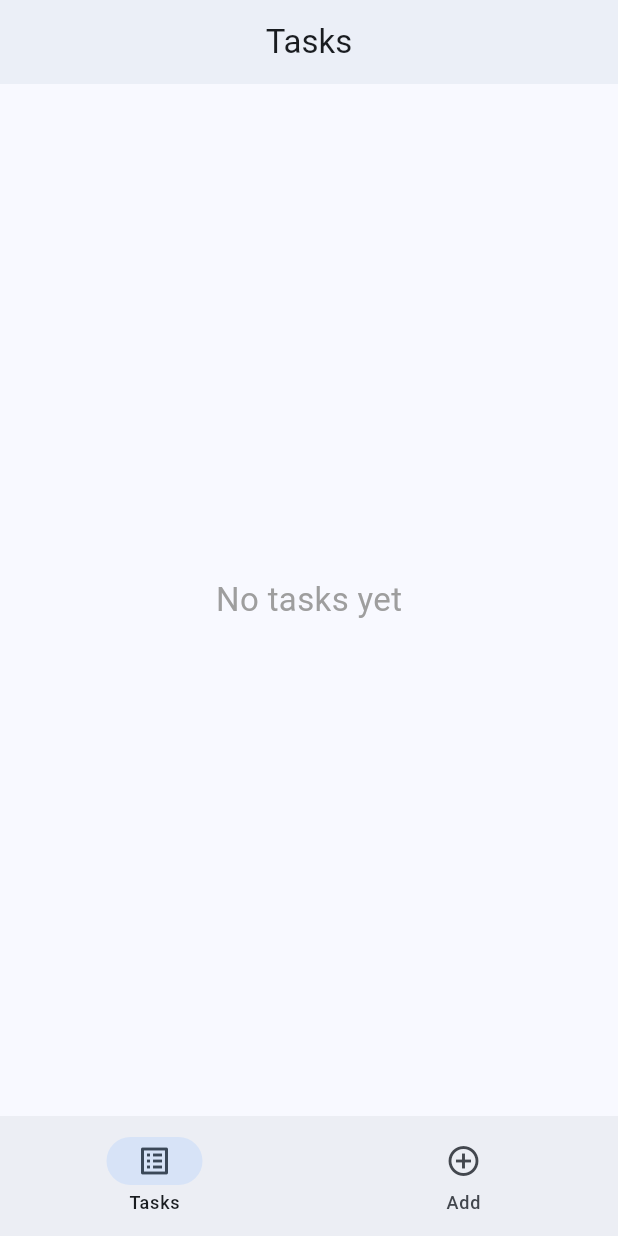
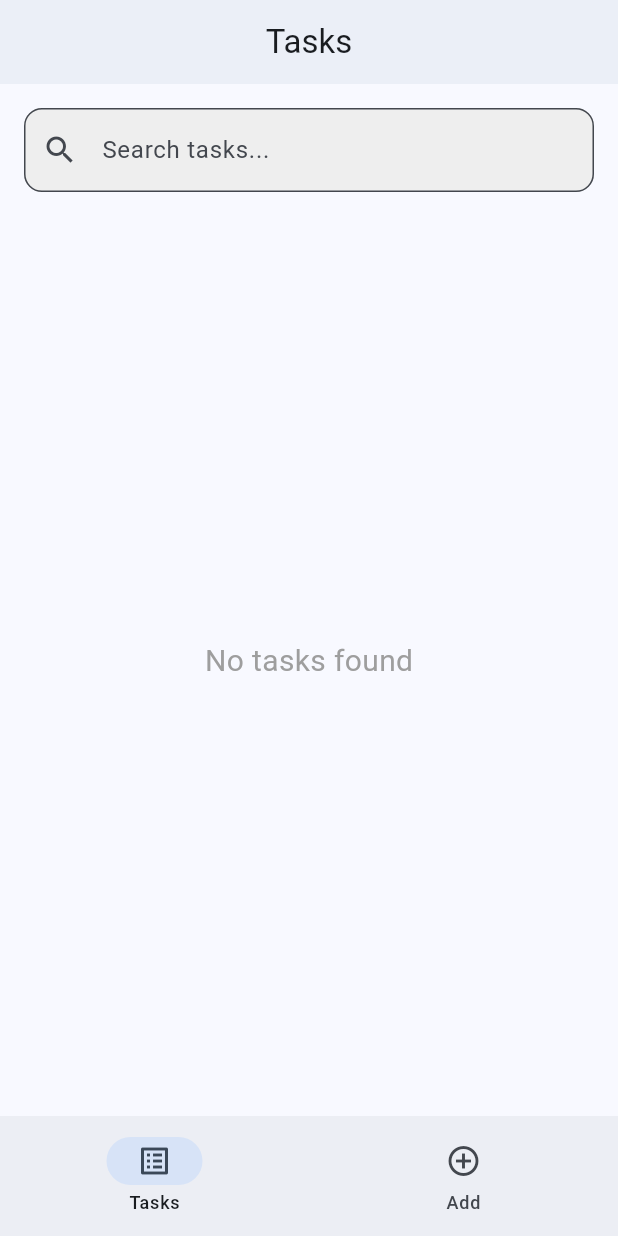
Before and after one commit to akar-jaza/task-manager-app, a Flutter app: the screen it shows after launch, on a phone screen of 412 x 824 dp. Run offline on Flutter 3.47's test engine with Material 3 defaults, Android fonts, the phone set to English and light mode, and no system bars; our stand-ins replace get, get_storage.

Commit message:
search and seperate the task status

```diff
--- a/lib/screens/tasks_screen/tasks_view.dart
+++ b/lib/screens/tasks_screen/tasks_view.dart
@@ -10,34 +10,105 @@ class TasksView extends StatelessWidget {
 
   final TaskController controller = Get.find<TaskController>();
 
+  final RxString searchQuery = "".obs;
+
   @override
   Widget build(BuildContext context) {
     return Scaffold(
       appBar: const CustomAppBar(title: 'Tasks'),
       body: Obx(
         () {
-          if (controller.tasks.isEmpty) {
-            return const Center(
+          // Filter tasks by search
+          List<Task> filtered = controller.tasks
+              .where((t) =>
+                  t.title.toLowerCase().contains(searchQuery.value.toLowerCase()) ||
+                  (t.description ?? "").toLowerCase().contains(searchQuery.value.toLowerCase()))
+              .toList();
+
+          // Separate:
+          List<Task> inProgress = filtered.where((t) => !t.completed).toList();
+          List<Task> done = filtered.where((t) => t.completed).toList();
+
+          return Column(
+            children: [
+              // ---------------- SEARCH BAR ----------------
+              Padding(
+                padding: const EdgeInsets.fromLTRB(16, 16, 16, 0),
+                child: TextField(
+                  decoration: InputDecoration(
+                    hintText: "Search tasks...",
+                    prefixIcon: const Icon(Icons.search),
+                    border: OutlineInputBorder(
+                      borderRadius: BorderRadius.circular(12),
+                    ),
+                    filled: true,
+                    fillColor: Colors.grey.shade200,
+                  ),
+                  onChanged: (value) => searchQuery.value = value,
+                ),
+              ),
+
+              const SizedBox(height: 10),
+
+              // --------------- TASK LIST ----------------
+              Expanded(
+                child: filtered.isEmpty
+                    ? const Center(
                         child: Text(
-                "No tasks yet",
-                style: TextStyle(fontSize: 22, color: Colors.grey),
+                          "No tasks found",
+                          style: TextStyle(fontSize: 20, color: Colors.grey),
+                        ),
+                      )
+                    : ListView(
+                        padding: const EdgeInsets.all(16),
+                        children: [
+                          // ---------------- IN PROGRESS ----------------
+                          if (inProgress.isNotEmpty)
+                            const Padding(
+                              padding: EdgeInsets.only(bottom: 8.0),
+                              child: Text(
+                                "In Progress",
+                                style: TextStyle(
+                                    fontSize: 18,
+                                    fontWeight: FontWeight.bold,
+                                    color: Colors.orange),
+                              ),
+                            ),
+
+                          ...inProgress.map((t) => _taskItem(context, t)),
+
+                          // ---------------- DONE SEPARATOR ----------------
+                          if (done.isNotEmpty) ...[
+                            const SizedBox(height: 20),
+                            const Text(
+                              "Completed Tasks",
+                              style: TextStyle(
+                                  fontSize: 18,
+                                  fontWeight: FontWeight.bold,
+                                  color: Colors.green),
+                            ),
+                            const SizedBox(height: 10),
+                          ],
+
+                          // ---------------- DONE TASKS ----------------
+                          ...done.map((t) => _taskItem(context, t)),
+                        ],
+                      ),
+              ),
+            ],
+          );
+        },
       ),
     );
   }
 
-          return ListView.builder(
-            padding: const EdgeInsets.all(16),
-            itemCount: controller.tasks.length,
-            itemBuilder: (context, index) {
-              Task t = controller.tasks[index];
-
-              // Background color based on status
-              Color cardColor = t.completed ? Colors.green.shade50 : Colors.orange.shade50;
+  // ---------------- TASK CARD WIDGET ----------------
+  Widget _taskItem(BuildContext context, Task t) {
+    Color cardColor =
+        t.completed ? Colors.green.shade50 : Colors.orange.shade50;
 
     return GestureDetector(
-                onTap: () {
-                  Get.to(() => TaskDetailsView(task: t));
-                },
+      onTap: () => Get.to(() => TaskDetailsView(task: t)),
       child: Container(
         margin: const EdgeInsets.only(bottom: 12),
         decoration: BoxDecoration(
@@ -52,7 +123,8 @@ class TasksView extends StatelessWidget {
           ],
         ),
         child: ListTile(
-                    contentPadding: const EdgeInsets.symmetric(horizontal: 20, vertical: 16),
+          contentPadding:
+              const EdgeInsets.symmetric(horizontal: 20, vertical: 16),
           title: Text(
             t.title,
             style: const TextStyle(
@@ -89,22 +161,20 @@ class TasksView extends StatelessWidget {
                     (t.completed && t.doneAt != null
                         ? "\nDone: ${t.doneAt!.day}/${t.doneAt!.month}/${t.doneAt!.year}"
                         : ""),
-  style: const TextStyle(fontSize: 12, color: Colors.black45),
+                style:
+                    const TextStyle(fontSize: 12, color: Colors.black45),
               ),
             ],
           ),
           trailing: Icon(
-                      t.completed ? Icons.check_circle : Icons.radio_button_unchecked,
+            t.completed
+                ? Icons.check_circle
+                : Icons.radio_button_unchecked,
             color: t.completed ? Colors.green : Colors.orange,
             size: 28,
           ),
         ),
       ),
     );
-            },
-          );
-        },
-      ),
-    );
   }
 }
```
Lines whose indentation alone changed are shown as unchanged.
